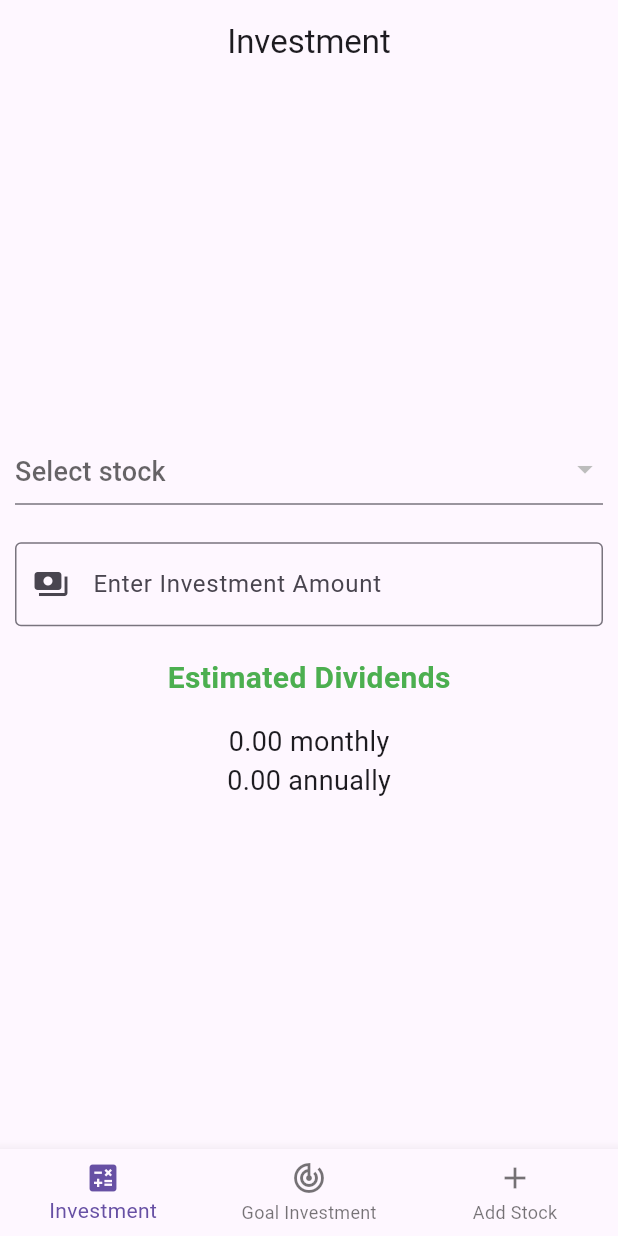
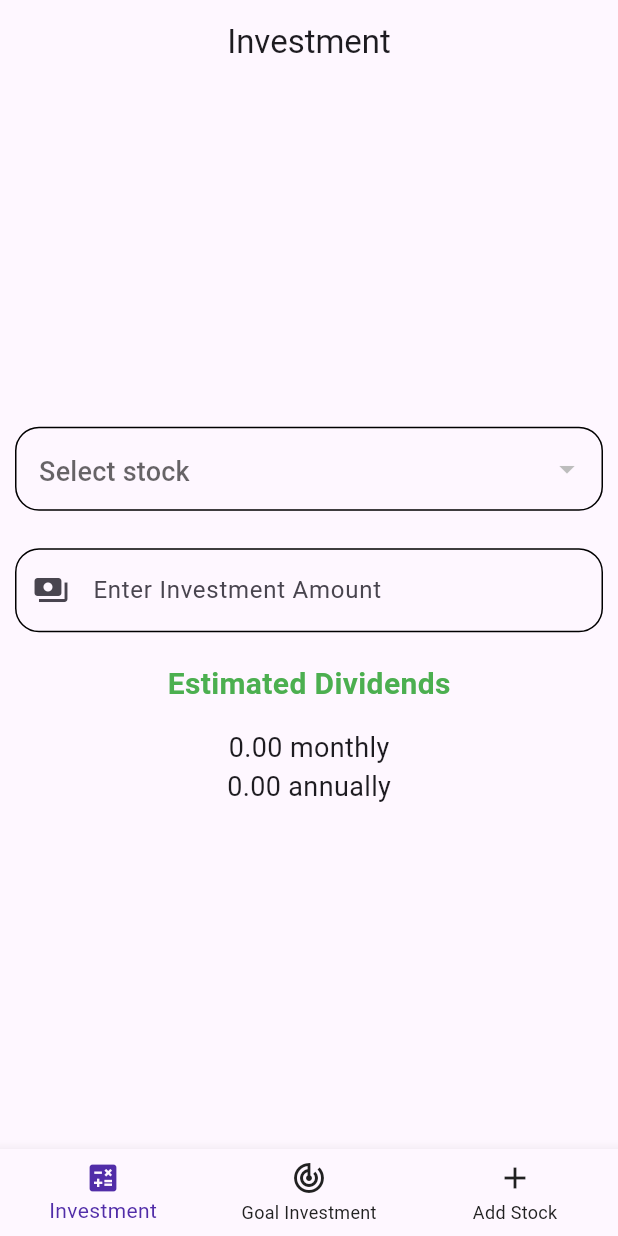
Before and after one commit to IzaltinoDomingosDeSouza/stock_calc_app, a Flutter app: the screen it shows after launch, on a phone screen of 412 x 824 dp. Run offline on Flutter 3.47's test engine with Material 3 defaults, Android fonts, the phone set to English and light mode, and no system bars; our stand-ins replace shared_preferences.

Commit message:
Add my own dark and light theme

```diff
--- a/lib/main.dart
+++ b/lib/main.dart
@@ -13,8 +13,8 @@ class StockCalcApp extends StatelessWidget {
   Widget build(BuildContext context) {
     return MaterialApp(
       title: 'Stock Calc',
-      theme: ThemeData.light(),
-      darkTheme: ThemeData.dark(),
+      theme: lightTheme(),
+      darkTheme: darkTheme(),
       themeMode: ThemeMode.system,
       home: StockCalcNavigation(),
     );
--- /dev/null
+++ b/lib/themes/dark_theme.dart
@@ -0,0 +1,19 @@
+import 'package:flutter/material.dart';
+
+ThemeData darkTheme() {
+  return ThemeData.dark().copyWith(
+    inputDecorationTheme: InputDecorationTheme(
+      border: OutlineInputBorder(borderRadius: BorderRadius.circular(16)),
+      focusedBorder: OutlineInputBorder(
+        borderRadius: BorderRadius.circular(16),
+      ),
+      enabledBorder: OutlineInputBorder(
+        borderRadius: BorderRadius.circular(16),
+      ),
+    ),
+    bottomNavigationBarTheme: BottomNavigationBarThemeData(
+      selectedItemColor: Colors.deepPurple[300],
+      unselectedItemColor: Colors.grey,
+    ),
+  );
+}
--- /dev/null
+++ b/lib/themes/light_theme.dart
@@ -0,0 +1,19 @@
+import 'package:flutter/material.dart';
+
+ThemeData lightTheme() {
+  return ThemeData.light().copyWith(
+    inputDecorationTheme: InputDecorationTheme(
+      border: OutlineInputBorder(borderRadius: BorderRadius.circular(16)),
+      focusedBorder: OutlineInputBorder(
+        borderRadius: BorderRadius.circular(16),
+      ),
+      enabledBorder: OutlineInputBorder(
+        borderRadius: BorderRadius.circular(16),
+      ),
+    ),
+    bottomNavigationBarTheme: BottomNavigationBarThemeData(
+      selectedItemColor: Colors.deepPurple[700],
+      unselectedItemColor: Colors.grey[900],
+    ),
+  );
+}
--- /dev/null
+++ b/lib/themes/theme.dart
@@ -0,0 +1,2 @@
+export 'package:stock_calc_app/themes/dark_theme.dart';
+export 'package:stock_calc_app/themes/light_theme.dart';
```
